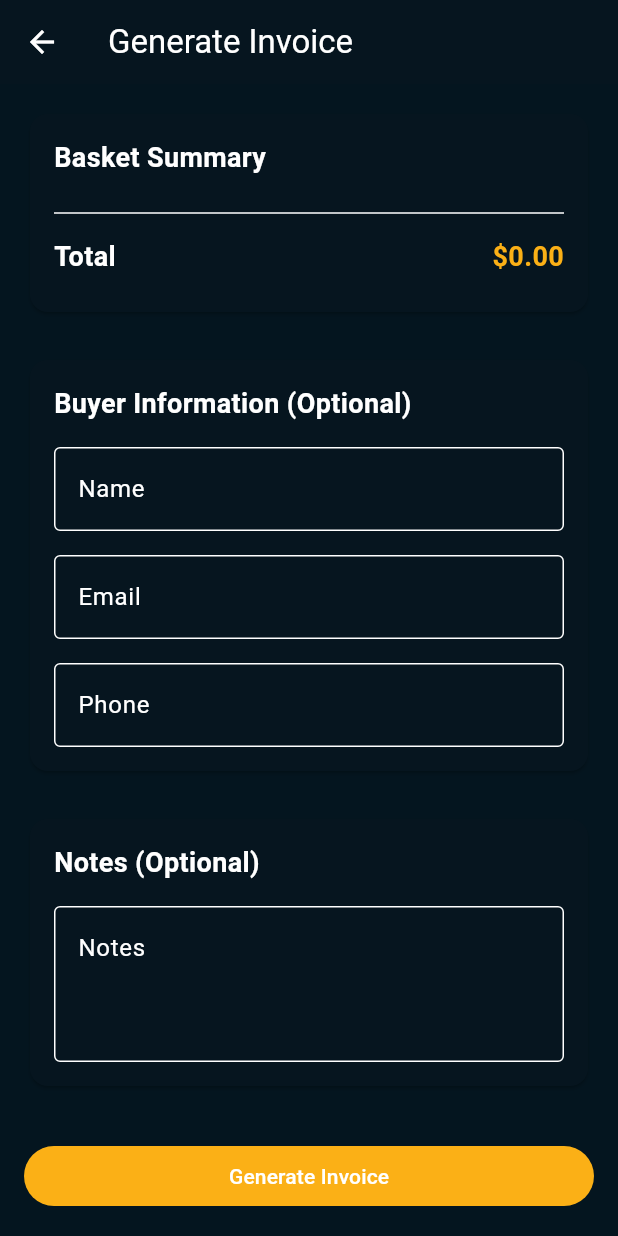
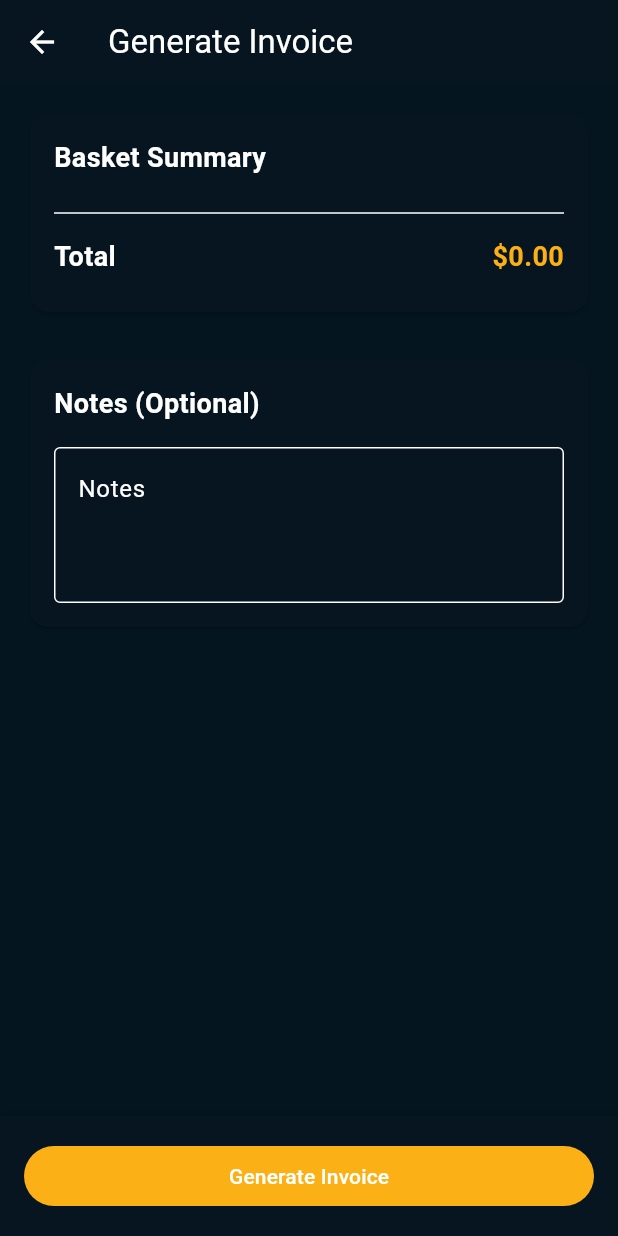
Before and after one commit to Great-Sun-Group/vimbisopay, a Flutter app: the InvoiceGenerationScreen screen opened directly with empty values, on a phone screen of 412 x 824 dp. Run offline on Flutter 3.47's test engine with Material 3 defaults, Android fonts, the phone set to English and light mode, and no system bars; our stand-ins replace audioplayers, cached_network_image, dartz, device_info_plus, equatable, firebase_analytics and 15 more; missing offline and left inert: encrypt, mobile_scanner, screen_brightness; accounts and stored records are empty; network calls fail.

Commit message:
start of invoice generation

```diff
--- a/vimbisopay_app/lib/presentation/screens/marketplace/invoicing/invoice_generation_screen.dart
+++ b/vimbisopay_app/lib/presentation/screens/marketplace/invoicing/invoice_generation_screen.dart
@@ -1,17 +1,15 @@
 import 'package:flutter/material.dart';
 import 'package:vimbisopay_app/core/theme/app_colors.dart';
 import 'package:vimbisopay_app/core/utils/logger.dart';
-import 'package:vimbisopay_app/domain/entities/marketplace/index.dart';
 import 'package:vimbisopay_app/domain/repositories/marketplace/marketplace_repository.dart';
 import 'package:vimbisopay_app/infrastructure/services/service_locator.dart';
-import 'package:vimbisopay_app/presentation/models/basket_item.dart';
 import 'package:vimbisopay_app/presentation/models/sales_basket.dart';
 import 'package:qr_flutter/qr_flutter.dart';
 
 /// A screen for generating invoices from a sales basket.
 ///
-/// This screen allows vendors to review the items in their basket,
-/// add buyer information, and generate an invoice for the customer.
+/// This screen allows vendors to review the items in their basket
+/// and generate an invoice for the customer.
 class InvoiceGenerationScreen extends StatefulWidget {
   /// The sales basket containing the items to be invoiced.
   final SalesBasket basket;
@@ -23,16 +21,15 @@ class InvoiceGenerationScreen extends StatefulWidget {
   });
 
   @override
-  State<InvoiceGenerationScreen> createState() => _InvoiceGenerationScreenState();
+  State<InvoiceGenerationScreen> createState() =>
+      _InvoiceGenerationScreenState();
 }
 
 class _InvoiceGenerationScreenState extends State<InvoiceGenerationScreen> {
-  final MarketplaceRepository _marketplaceRepository = ServiceLocator.marketplaceRepository;
+  final MarketplaceRepository _marketplaceRepository =
+      ServiceLocator.marketplaceRepository;
 
   final _formKey = GlobalKey<FormState>();
-  final _buyerNameController = TextEditingController();
-  final _buyerEmailController = TextEditingController();
-  final _buyerPhoneController = TextEditingController();
   final _notesController = TextEditingController();
 
   bool _isLoading = false;
@@ -42,9 +39,6 @@ class _InvoiceGenerationScreenState extends State<InvoiceGenerationScreen> {
 
   @override
   void dispose() {
-    _buyerNameController.dispose();
-    _buyerEmailController.dispose();
-    _buyerPhoneController.dispose();
     _notesController.dispose();
     super.dispose();
   }
@@ -73,7 +67,8 @@ class _InvoiceGenerationScreenState extends State<InvoiceGenerationScreen> {
         vendorId: widget.basket.vendor.id,
         lineItems: lineItems,
         totalAmount: widget.basket.totalPrice,
-        currency: widget.basket.items.first.product.currency, // Assuming all items have the same currency
+        currency: widget.basket.items.first.product
+            .currency, // Assuming all items have the same currency
         paymentMethod: 'credex', // Default payment method
         notes: _notesController.text.isNotEmpty ? _notesController.text : null,
       );
@@ -114,9 +109,39 @@ class _InvoiceGenerationScreenState extends State<InvoiceGenerationScreen> {
       appBar: AppBar(
         title: const Text('Generate Invoice'),
       ),
-      body: _invoiceId != null
-          ? _buildInvoiceSuccess()
-          : _buildInvoiceForm(),
+      body: _invoiceId != null ? _buildInvoiceSuccess() : _buildInvoiceForm(),
+      bottomNavigationBar: _invoiceId == null ? _buildBottomBar() : null,
+    );
+  }
+
+  Widget _buildBottomBar() {
+    return Container(
+      padding: const EdgeInsets.all(16.0),
+      decoration: BoxDecoration(
+        color: Theme.of(context).cardColor,
+        boxShadow: [
+          BoxShadow(
+            color: AppColors.black.withOpacity(0.1),
+            blurRadius: 4,
+            offset: const Offset(0, -2),
+          ),
+        ],
+      ),
+      child: SafeArea(
+        child: FilledButton(
+          onPressed: _isLoading ? null : _generateInvoice,
+          child: _isLoading
+              ? const SizedBox(
+                  height: 20,
+                  width: 20,
+                  child: CircularProgressIndicator(
+                    strokeWidth: 2,
+                    valueColor: AlwaysStoppedAnimation<Color>(AppColors.white),
+                  ),
+                )
+              : const Text('Generate Invoice'),
+        ),
+      ),
     );
   }
 
@@ -143,23 +168,8 @@ class _InvoiceGenerationScreenState extends State<InvoiceGenerationScreen> {
           ],
           _buildBasketSummary(),
           const SizedBox(height: 24.0),
-          _buildBuyerInfoSection(),
-          const SizedBox(height: 24.0),
           _buildNotesSection(),
           const SizedBox(height: 32.0),
-          FilledButton(
-            onPressed: _isLoading ? null : _generateInvoice,
-            child: _isLoading
-                ? const SizedBox(
-                    height: 20,
-                    width: 20,
-                    child: CircularProgressIndicator(
-                      strokeWidth: 2,
-                      valueColor: AlwaysStoppedAnimation<Color>(AppColors.white),
-                    ),
-                  )
-                : const Text('Generate Invoice'),
-          ),
         ],
       ),
     );
@@ -186,14 +196,16 @@ class _InvoiceGenerationScreenState extends State<InvoiceGenerationScreen> {
               itemCount: widget.basket.items.length,
               itemBuilder: (context, index) {
                 final item = widget.basket.items[index];
-                return ListTile(
+                return Padding(
+                  padding: const EdgeInsets.symmetric(vertical: 4.0),
+                  child: ListTile(
+                    contentPadding: const EdgeInsets.symmetric(horizontal: 8.0),
                     title: Text(
                       item.product.name,
-                    maxLines: 1,
-                    overflow: TextOverflow.ellipsis,
+                      style: const TextStyle(
+                        fontWeight: FontWeight.w500,
+                        fontSize: 16.0,
                       ),
-                  subtitle: Text(
-                    '${item.quantity} x ${item.product.formattedPrice}',
                       maxLines: 1,
                       overflow: TextOverflow.ellipsis,
                     ),
@@ -202,9 +214,11 @@ class _InvoiceGenerationScreenState extends State<InvoiceGenerationScreen> {
                       style: const TextStyle(
                         fontWeight: FontWeight.bold,
                         color: AppColors.primary,
+                        fontSize: 16.0,
                       ),
                       maxLines: 1,
                       overflow: TextOverflow.ellipsis,
+                    ),
                   ),
                 );
               },
@@ -234,64 +248,6 @@ class _InvoiceGenerationScreenState extends State<InvoiceGenerationScreen> {
                   ),
                 ],
               ),
-            ),
-          ],
-        ),
-      ),
-    );
-  }
-
-  Widget _buildBuyerInfoSection() {
-    return Card(
-      child: Padding(
-        padding: const EdgeInsets.all(16.0),
-        child: Column(
-          crossAxisAlignment: CrossAxisAlignment.start,
-          children: [
-            const Text(
-              'Buyer Information (Optional)',
-              style: TextStyle(
-                fontSize: 18.0,
-                fontWeight: FontWeight.bold,
-              ),
-            ),
-            const SizedBox(height: 16.0),
-            TextFormField(
-              controller: _buyerNameController,
-              decoration: const InputDecoration(
-                labelText: 'Name',
-                hintText: 'Enter buyer\'s name',
-                border: OutlineInputBorder(),
-              ),
-            ),
-            const SizedBox(height: 16.0),
-            TextFormField(
-              controller: _buyerEmailController,
-              decoration: const InputDecoration(
-                labelText: 'Email',
-                hintText: 'Enter buyer\'s email',
-                border: OutlineInputBorder(),
-              ),
-              keyboardType: TextInputType.emailAddress,
-              validator: (value) {
-                if (value != null && value.isNotEmpty) {
-                  // Simple email validation
-                  if (!value.contains('@') || !value.contains('.')) {
-                    return 'Please enter a valid email';
-                  }
-                }
-                return null;
-              },
-            ),
-            const SizedBox(height: 16.0),
-            TextFormField(
-              controller: _buyerPhoneController,
-              decoration: const InputDecoration(
-                labelText: 'Phone',
-                hintText: 'Enter buyer\'s phone number',
-                border: OutlineInputBorder(),
-              ),
-              keyboardType: TextInputType.phone,
             ),
           ],
         ),
```
Also changed, not shown: vimbisopay_app/lib/presentation/screens/marketplace/inventory/add_edit_sku_screen.dart (+8 -2 lines). Lines whose indentation alone changed are shown as unchanged.
